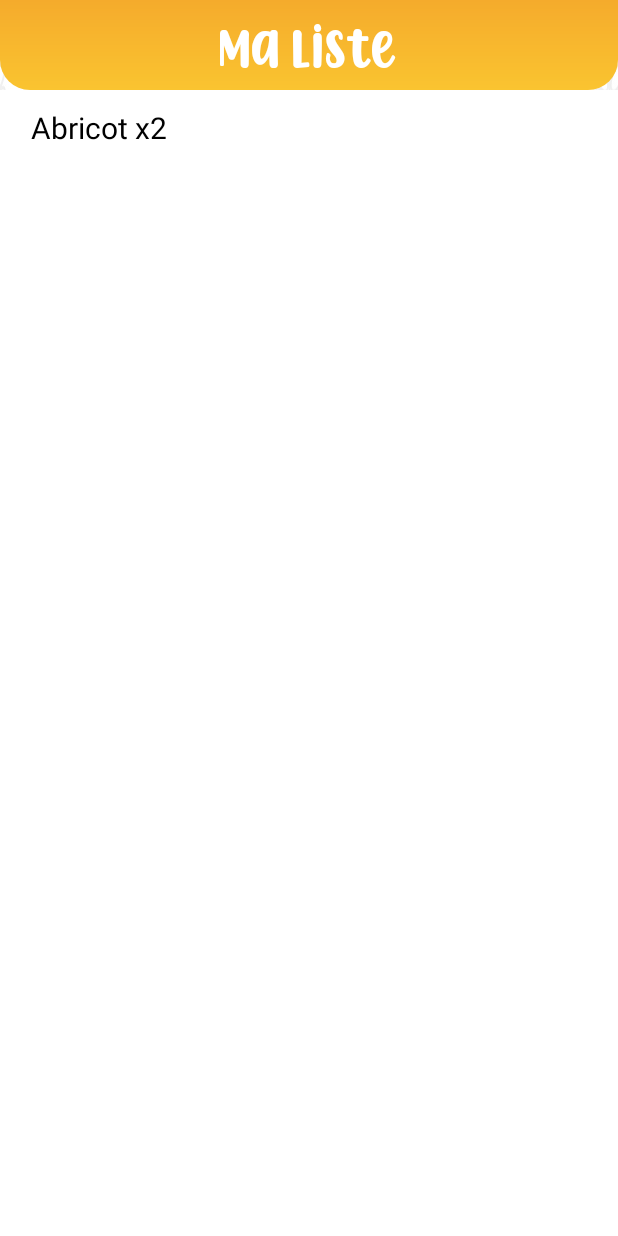
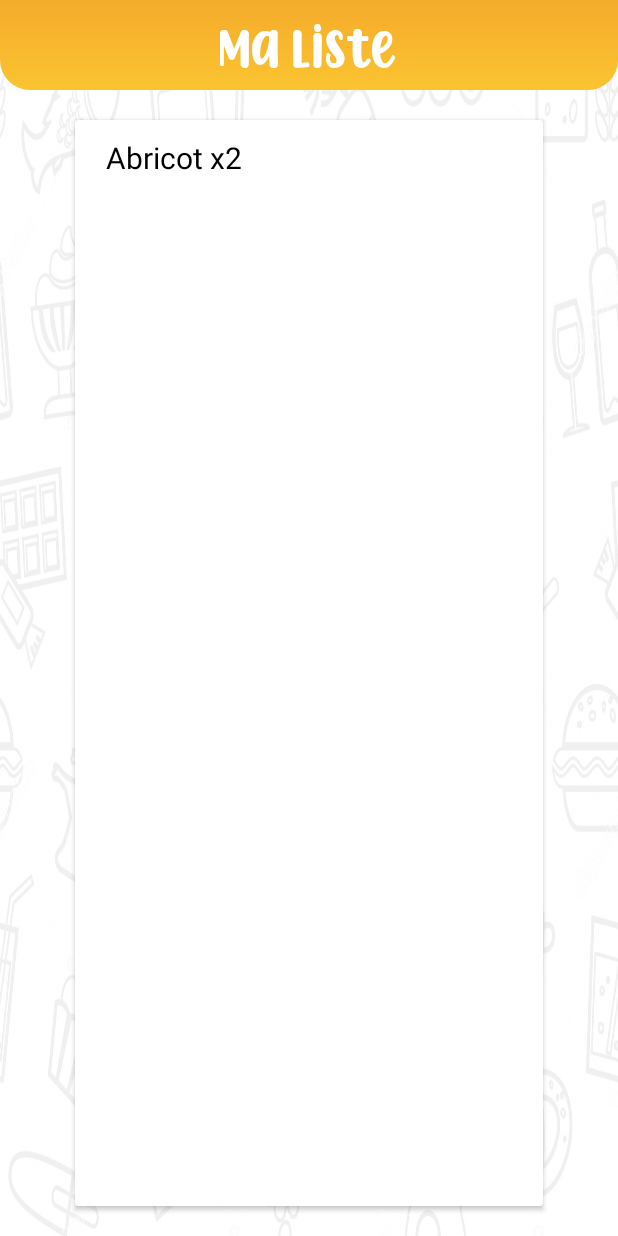
Before and after one commit to Elayenkee/ShoppingList, an Android app: the ShoppingFragment screen opened directly, with no data from a screen before it, on a phone screen of 412 x 824 dp. Run offline under Robolectric (Android 15) with nearby library versions, the phone set to English and light mode, and no system bars; our stand-ins replace Room's generated code.

Commit message:
Amélio UX + First aap

```diff
--- a/app/src/main/java/fr/alemanflorian/shoppinglist/presentation/product/adapter/ProductAdapter.kt
+++ b/app/src/main/java/fr/alemanflorian/shoppinglist/presentation/product/adapter/ProductAdapter.kt
@@ -62,8 +62,8 @@ class ProductAllAdapter(private val interactor: Interactor) : RecyclerView.Adapt
         init
         {
             init(parent.context)
-            itemView.setOnLongClickListener { data?.let { product -> interactor.onProductClicked(
-                product) };true }
+            /*itemView.setOnLongClickListener { data?.let { product -> interactor.onProductClicked(
+                product) };true }*/
             itemView.setOnClickListener {
                 data?.let { product ->  interactor.onProductAddToCurrentList(product)}
             }
@@ -82,7 +82,7 @@ class ProductAllAdapter(private val interactor: Interactor) : RecyclerView.Adapt
             {
                 itemView.productName.text = o
                 itemView.productName.setTypeface(null, Typeface.BOLD_ITALIC)
-                itemView.productName.textSize = 22f
+                itemView.productName.textSize = 25f
             }
             itemView.setBackgroundColor(if (position % 2 == 0) COLOR1 else COLOR2)
         }
--- a/app/src/main/java/fr/alemanflorian/shoppinglist/presentation/start/fragment/StartFragment.kt
+++ b/app/src/main/java/fr/alemanflorian/shoppinglist/presentation/start/fragment/StartFragment.kt
@@ -30,10 +30,8 @@ class StartFragment : Fragment()
     override fun onViewCreated(view: View, savedInstanceState: Bundle?)
     {
         super.onViewCreated(view, savedInstanceState)
-        GlobalScope.launch(Dispatchers.Default) {
+        GlobalScope.launch(Dispatchers.IO) {
             productViewModel.onStart()
-            withContext(Dispatchers.IO)
-            {
             val hasListeEnCours = listesViewModel.hasListeEnCours()
             withContext(Dispatchers.Main)
             {
@@ -49,4 +47,3 @@ class StartFragment : Fragment()
         }
     }
 }
-}
--- a/app/src/main/res/layout/fragment_listes.xml
+++ b/app/src/main/res/layout/fragment_listes.xml
@@ -142,6 +142,7 @@
 
                     <androidx.cardview.widget.CardView
                         android:id="@+id/productListeRecyclerViewParent"
+                        android:visibility="invisible"
                         android:layout_width="match_parent"
                         android:layout_height="match_parent"
                         android:layout_marginStart="50dp"
@@ -161,7 +162,6 @@
 
                     <FrameLayout
                         android:id="@+id/fragmentListesBtnGoShopping"
-                        android:visibility="gone"
                         android:layout_width="match_parent"
                         android:layout_height="70dp"
                         android:layout_gravity="bottom"
--- a/app/src/main/res/layout/fragment_shopping.xml
+++ b/app/src/main/res/layout/fragment_shopping.xml
@@ -109,13 +109,23 @@
             android:layout_width="match_parent"
             android:layout_height="match_parent">
 
-            <androidx.recyclerview.widget.RecyclerView
-                android:id="@+id/FragmentShoppingListeRecyclerView"
+            <androidx.cardview.widget.CardView
                 android:layout_width="match_parent"
                 android:layout_height="match_parent"
-                android:layout_weight="1"
-                android:background="#fff"
-                app:layoutManager="androidx.recyclerview.widget.LinearLayoutManager" />
+                android:layout_marginTop="20dp"
+                android:layout_marginBottom="20dp"
+                android:layout_marginStart="50dp"
+                android:layout_marginEnd="50dp"
+                android:elevation="10dp"
+                android:layout_weight="1">
+
+                <androidx.recyclerview.widget.RecyclerView
+                    android:id="@+id/FragmentShoppingListeRecyclerView"
+                    android:layout_width="match_parent"
+                    android:layout_height="match_parent"
+                    app:layoutManager="androidx.recyclerview.widget.LinearLayoutManager" />
+
+            </androidx.cardview.widget.CardView>
 
         </FrameLayout>
 
```
Also changed, not shown: app/src/main/java/fr/alemanflorian/shoppinglist/presentation/listes/fragment/ListesFragment.kt (+11 -7 lines), app/src/main/res/layout/fragment_home.xml (+12 -7 lines), 2 other files. Lines whose indentation alone changed are shown as unchanged.
